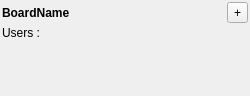
First picture: the form in ui/qqboardinfo.ui, repository dguihal/quteqoin, before the edit.
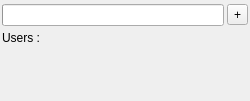
Second picture: the form after the edit.

Commit message: Ajout d'une barre de progression pour le refresh

```diff
--- a/ui/qqboardinfo.ui
+++ b/ui/qqboardinfo.ui
@@ -7,7 +7,7 @@
     <x>0</x>
     <y>0</y>
     <width>250</width>
-    <height>95</height>
+    <height>101</height>
    </rect>
   </property>
   <property name="sizePolicy">
@@ -54,31 +54,15 @@
        <number>1</number>
       </property>
       <item>
-       <widget class="QLabel" name="boardNameLbl">
-        <property name="font">
-         <font>
-          <weight>75</weight>
-          <bold>true</bold>
-         </font>
+       <widget class="QProgressBar" name="refreshPB">
+        <property name="value">
+         <number>0</number>
         </property>
-        <property name="text">
-         <string>BoardName</string>
+        <property name="format">
+         <string/>
         </property>
        </widget>
       </item>
-      <item>
-       <spacer name="horizontalSpacer">
-        <property name="orientation">
-         <enum>Qt::Horizontal</enum>
-        </property>
-        <property name="sizeHint" stdset="0">
-         <size>
-          <width>96</width>
-          <height>20</height>
-         </size>
-        </property>
-       </spacer>
-      </item>
       <item>
        <widget class="QToolButton" name="showBtn">
         <property name="text">
@@ -148,8 +132,8 @@
           <rect>
            <x>0</x>
            <y>0</y>
-           <width>201</width>
-           <height>68</height>
+           <width>204</width>
+           <height>72</height>
           </rect>
          </property>
         </widget>
```
Left out of the diff: 33 changed lines with no effect on the pictures. The commit also changes 4 other files.
